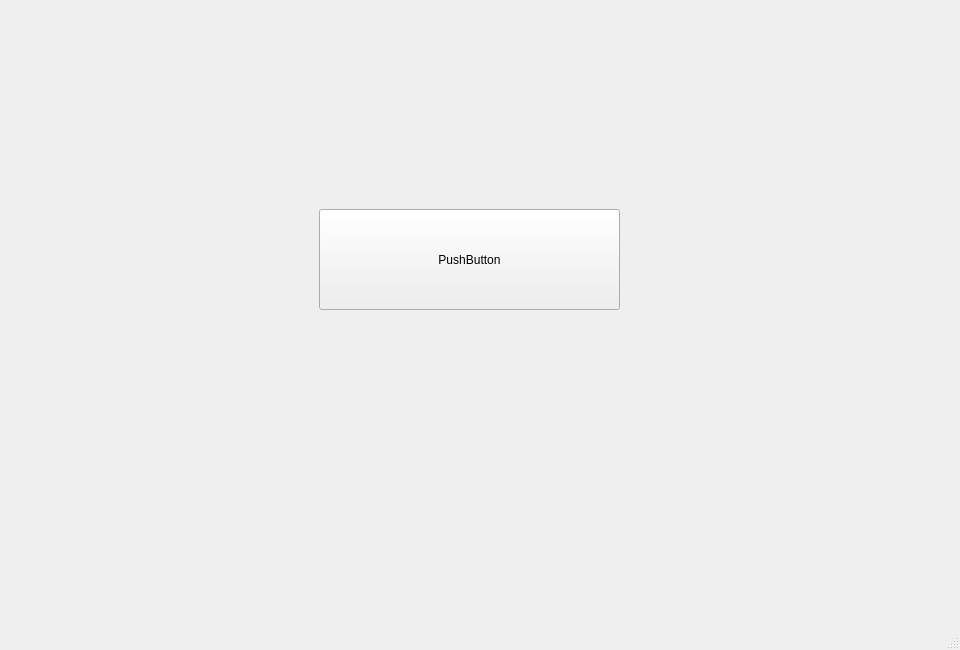
This is QTLibraryFinal/mainwindow.ui in AnaFinn/LibraryInfromationSystem as Qt 5 draws it before an edit. The edited form follows.
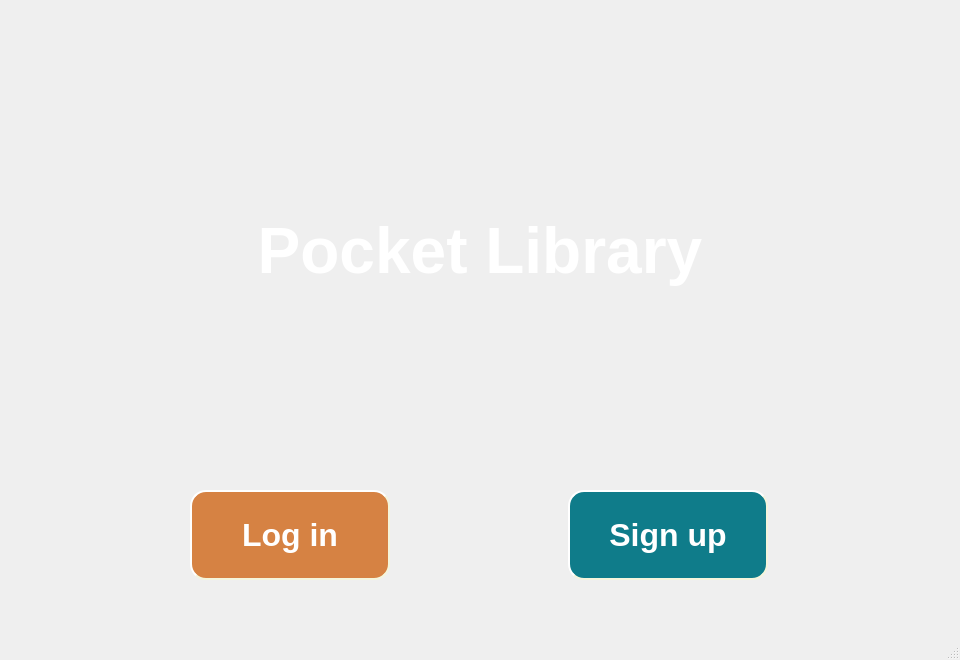
This is the edited form.

Diff of the .ui file:
```diff
--- a/QTLibraryFinal/mainwindow.ui
+++ b/QTLibraryFinal/mainwindow.ui
@@ -7,30 +7,124 @@
     <x>0</x>
     <y>0</y>
     <width>960</width>
-    <height>650</height>
+    <height>660</height>
    </rect>
   </property>
+  <property name="minimumSize">
+   <size>
+    <width>0</width>
+    <height>660</height>
+   </size>
+  </property>
   <property name="windowTitle">
    <string>MainWindow</string>
   </property>
+  <property name="styleSheet">
+   <string notr="true">font-family:Arial;
+font:bold;</string>
+  </property>
   <widget class="QWidget" name="centralwidget">
    <layout class="QHBoxLayout" name="horizontalLayout">
     <item>
      <widget class="QStackedWidget" name="stackedWidget">
       <widget class="QWidget" name="page">
-       <widget class="QPushButton" name="pushButton">
-        <property name="geometry">
-         <rect>
-          <x>310</x>
-          <y>200</y>
-          <width>301</width>
-          <height>101</height>
-         </rect>
-        </property>
-        <property name="text">
-         <string>PushButton</string>
-        </property>
-       </widget>
+       <layout class="QVBoxLayout" name="verticalLayout_2">
+        <item>
+         <layout class="QVBoxLayout" name="verticalLayout">
+          <item>
+           <widget class="QLabel" name="label">
+            <property name="styleSheet">
+             <string notr="true">font-size:64px;
+color:white;
+text-shadow: 2px 2px;;</string>
+            </property>
+            <property name="text">
+             <string>Pocket Library</string>
+            </property>
+            <property name="alignment">
+             <set>Qt::AlignCenter</set>
+            </property>
+           </widget>
+          </item>
+          <item>
+           <layout class="QHBoxLayout" name="horizontalLayout_2">
+            <item>
+             <widget class="QPushButton" name="pushButton">
+              <property name="minimumSize">
+               <size>
+                <width>200</width>
+                <height>90</height>
+               </size>
+              </property>
+              <property name="maximumSize">
+               <size>
+                <width>100</width>
+                <height>16777215</height>
+               </size>
+              </property>
+              <property name="styleSheet">
+               <string notr="true">background:#D68243;
+color:white;
+ border-style: outset;
+    border-width: 2px;
+    border-radius: 16px;
+font-size:32px;
+border-color:beige;</string>
+              </property>
+              <property name="text">
+               <string>Log in</string>
+              </property>
+             </widget>
+            </item>
+            <item>
+             <widget class="QPushButton" name="pushButton_3">
+              <property name="minimumSize">
+               <size>
+                <width>200</width>
+                <height>90</height>
+               </size>
+              </property>
+              <property name="maximumSize">
+               <size>
+                <width>100</width>
+                <height>16777215</height>
+               </size>
+              </property>
+              <property name="styleSheet">
+               <string notr="true">background:#0F7C8A;
+color:white;
+ border-style: outset;
+    border-width: 2px;
+    border-radius: 16px;
+font-size:32px;
+border-color:beige;</string>
+              </property>
+              <property name="text">
+               <string>Sign up</string>
+              </property>
+             </widget>
+            </item>
+           </layout>
+          </item>
+         </layout>
+        </item>
+        <item>
+         <spacer name="verticalSpacer">
+          <property name="orientation">
+           <enum>Qt::Vertical</enum>
+          </property>
+          <property name="sizeType">
+           <enum>QSizePolicy::Maximum</enum>
+          </property>
+          <property name="sizeHint" stdset="0">
+           <size>
+            <width>40</width>
+            <height>40</height>
+           </size>
+          </property>
+         </spacer>
+        </item>
+       </layout>
       </widget>
      </widget>
     </item>
```
Left out of the diff: 2 changed lines with no effect on the pictures.
